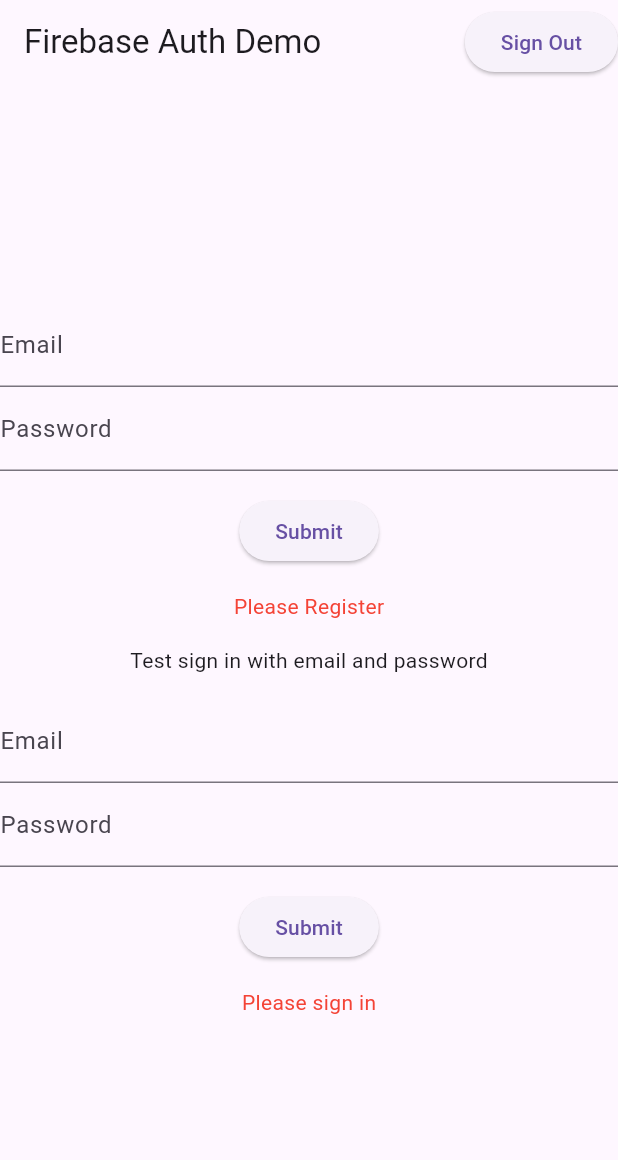
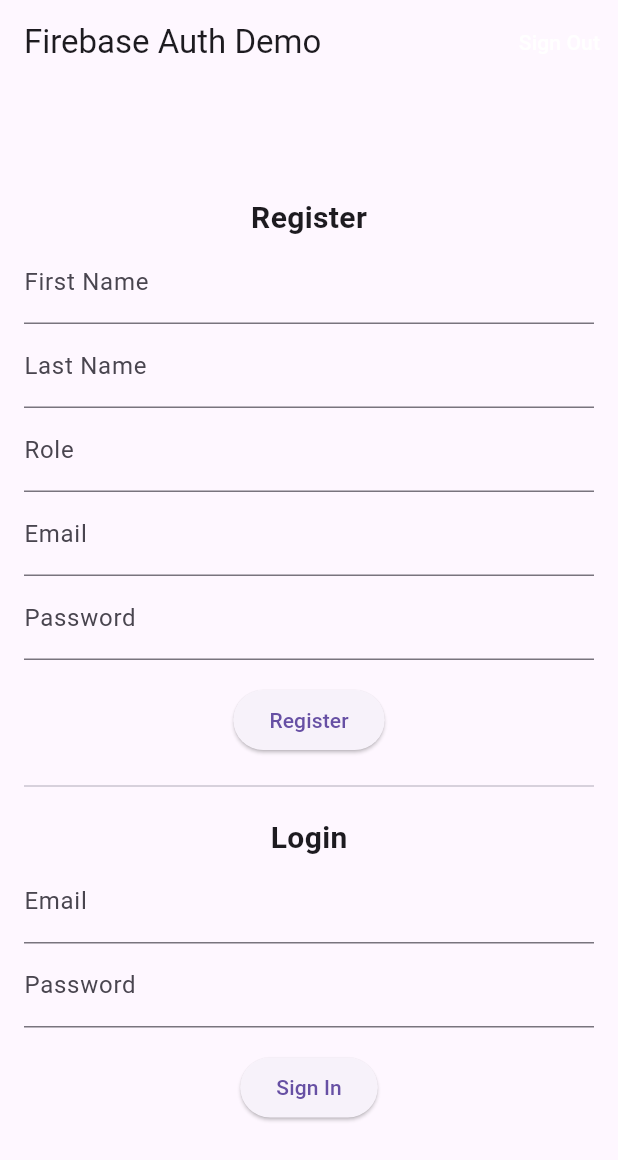
Before and after one commit to divory2/homework-4, a Flutter app: the screen it shows after launch, on a phone screen of 412 x 824 dp. Shown: the top 1160 px of the screen. Run offline on Flutter 3.47's test engine with Material 3 defaults, Android fonts, the phone set to English and light mode, and no system bars; our stand-ins replace cloud_firestore, firebase_auth, firebase_core; accounts and stored records are empty; generated files the repository leaves out were written again.

```diff
--- a/lib/main.dart
+++ b/lib/main.dart
@@ -1,6 +1,6 @@
 import 'package:flutter/material.dart';
+import 'package:firebase_core/firebase_core.dart';
 import 'package:firebase_auth/firebase_auth.dart';
-import 'package:firebase_core/firebase_core.dart';
 import 'package:cloud_firestore/cloud_firestore.dart';
 import 'firebase_options.dart';
 
@@ -17,14 +17,15 @@ class MyApp extends StatelessWidget {
   Widget build(BuildContext context) {
     return MaterialApp(
       title: 'Firebase Auth Demo',
+      theme: ThemeData(primarySwatch: Colors.blue),
       home: MyHomePage(title: 'Firebase Auth Demo'),
     );
   }
 }
 
 class MyHomePage extends StatefulWidget {
-  MyHomePage({Key? key, required this.title}) : super(key: key);
   final String title;
+  const MyHomePage({Key? key, required this.title}) : super(key: key);
 
   @override
   _MyHomePageState createState() => _MyHomePageState();
@@ -32,9 +33,6 @@ class MyHomePage extends StatefulWidget {
 
 class _MyHomePageState extends State<MyHomePage> {
   final FirebaseAuth _auth = FirebaseAuth.instance;
-
-
-
 
   void _signOut() async {
     await _auth.signOut();
@@ -48,20 +46,23 @@ class _MyHomePageState extends State<MyHomePage> {
     return Scaffold(
       appBar: AppBar(
         title: Text(widget.title),
-        actions: <Widget>[
-          ElevatedButton(
+        actions: [
+          TextButton(
             onPressed: _signOut,
-            child: Text('Sign Out'),
+            child: Text('Sign Out', style: TextStyle(color: Colors.white)),
           ),
         ],
       ),
       body: Center(
+        child: SingleChildScrollView(
+          padding: const EdgeInsets.all(16),
           child: Column(
-          mainAxisAlignment: MainAxisAlignment.center,
-          children: <Widget>[
+            children: [
               RegisterEmailSection(auth: _auth),
+              Divider(height: 40),
               EmailPasswordForm(auth: _auth),
             ],
+          ),
         ),
       ),
     );
@@ -69,55 +70,57 @@ class _MyHomePageState extends State<MyHomePage> {
 }
 
 class RegisterEmailSection extends StatefulWidget {
-  RegisterEmailSection({Key? key, required this.auth}) : super(key: key);
   final FirebaseAuth auth;
+  const RegisterEmailSection({Key? key, required this.auth}) : super(key: key);
 
   @override
   _RegisterEmailSectionState createState() => _RegisterEmailSectionState();
 }
 
 class _RegisterEmailSectionState extends State<RegisterEmailSection> {
-  final GlobalKey<FormState> _formKey = GlobalKey<FormState>();
-  final TextEditingController _emailController = TextEditingController();
-  final TextEditingController _passwordController = TextEditingController();
-
+  final _formKey = GlobalKey<FormState>();
+  final _firstName = TextEditingController();
+  final _lastName = TextEditingController();
+  final _role = TextEditingController();
+  final _email = TextEditingController();
+  final _password = TextEditingController();
 
   @override
   void dispose() {
-  _emailController.dispose();
-  _passwordController.dispose();
+    _firstName.dispose();
+    _lastName.dispose();
+    _role.dispose();
+    _email.dispose();
+    _password.dispose();
     super.dispose();
   }
 
-
-  bool _success = false;
-  bool _initialState = true;
-  String? _userEmail;
-
-  void _register() async {
+  Future<void> _register() async {
     try {
       final userCredential = await widget.auth.createUserWithEmailAndPassword(
-      email: _emailController.text,
-      password: _passwordController.text,
+        email: _email.text.trim(),
+        password: _password.text.trim(),
       );
 
-    setState(() {
-      _success = true;
-      _userEmail = userCredential.user?.email;
-      _initialState = false;
+      final user = userCredential.user;
+      if (user != null) {
+        await FirebaseFirestore.instance.collection('users').doc(user.uid).set({
+          'firstName': _firstName.text.trim(),
+          'lastName': _lastName.text.trim(),
+          'role': _role.text.trim(),
+          'email': user.email,
+          'uid': user.uid,
+          'createdAt': FieldValue.serverTimestamp(),
         });
 
         Navigator.pushReplacement(
           context,
-      MaterialPageRoute(builder: (context) => ProfileScreen()),
+          MaterialPageRoute(builder: (_) => ProfileScreen()),
         );
+      }
     } catch (e) {
-    setState(() {
-      _success = false;
-      _initialState = false;
-    });
       ScaffoldMessenger.of(context).showSnackBar(
-      SnackBar(content: Text('Registration failed: ${e.toString()}')),
+        SnackBar(content: Text("Registration Error: ${e.toString()}")),
       );
     }
   }
@@ -127,52 +130,28 @@ void dispose() {
     return Form(
       key: _formKey,
       child: Column(
-        crossAxisAlignment: CrossAxisAlignment.start,
-        children: <Widget>[
+        children: [
+          Text("Register", style: TextStyle(fontSize: 20, fontWeight: FontWeight.bold)),
+          TextFormField(controller: _firstName, decoration: InputDecoration(labelText: "First Name")),
+          TextFormField(controller: _lastName, decoration: InputDecoration(labelText: "Last Name")),
+          TextFormField(controller: _role, decoration: InputDecoration(labelText: "Role")),
           TextFormField(
-            controller: _emailController,
-            decoration: InputDecoration(labelText: 'Email'),
-            validator: (value) {
-              if (value?.isEmpty ?? true) {
-                return 'Please enter some text';
-              }
-              return null;
-            },
+            controller: _email,
+            decoration: InputDecoration(labelText: "Email"),
+            validator: (value) => (value?.isEmpty ?? true) ? "Enter email" : null,
           ),
           TextFormField(
-            controller: _passwordController,
-            decoration: InputDecoration(labelText: 'Password'),
-            validator: (value) {
-              if (value?.isEmpty ?? true) {
-                return 'Please enter some text';
-              }
-              return null;
+            controller: _password,
+            decoration: InputDecoration(labelText: "Password"),
+            obscureText: true,
+            validator: (value) => (value?.isEmpty ?? true) ? "Enter password" : null,
+          ),
+          SizedBox(height: 16),
+          ElevatedButton(
+            onPressed: () {
+              if (_formKey.currentState!.validate()) _register();
             },
-          ),
-          Container(
-            padding: const EdgeInsets.symmetric(vertical: 16.0),
-            alignment: Alignment.center,
-            child: ElevatedButton(
-              onPressed: () {
-                if (_formKey.currentState!.validate()) {
-                  _register();
-                }
-              },
-              child: Text('Submit'),
-            ),
-          ),
-          Container(
-            alignment: Alignment.center,
-            child: Text(
-              _initialState
-                  ? 'Please Register'
-                  : _success
-                      ? 'Successfully registered $_userEmail'
-                      : 'Registration failed',
-              style: TextStyle(
-                color: _success ? Colors.green : Colors.red,
-              ),
-            ),
+            child: Text("Register"),
           ),
         ],
       ),
@@ -181,119 +160,79 @@ void dispose() {
 }
 
 class EmailPasswordForm extends StatefulWidget {
-  EmailPasswordForm({Key? key, required this.auth}) : super(key: key);
   final FirebaseAuth auth;
+  const EmailPasswordForm({Key? key, required this.auth}) : super(key: key);
 
   @override
   _EmailPasswordFormState createState() => _EmailPasswordFormState();
 }
 
 class _EmailPasswordFormState extends State<EmailPasswordForm> {
-  final GlobalKey<FormState> _formKey = GlobalKey<FormState>();
-  final TextEditingController _emailController = TextEditingController();
-  final TextEditingController _passwordController = TextEditingController();
+  final _formKey = GlobalKey<FormState>();
+  final _email = TextEditingController();
+  final _password = TextEditingController();
 
-  bool _success = false;
-  bool _initialState = true;
-  String _userEmail = '';
+  @override
+  void dispose() {
+    _email.dispose();
+    _password.dispose();
+    super.dispose();
+  }
 
-  void _signInWithEmailAndPassword() async {
+  void _signIn() async {
     try {
       final userCredential = await widget.auth.signInWithEmailAndPassword(
-      email: _emailController.text,
-      password: _passwordController.text,
+        email: _email.text.trim(),
+        password: _password.text.trim(),
       );
-    setState(() {
-      _success = true;
-      _userEmail = userCredential.user?.email ?? '';
-      _initialState = false;
-    });
-
       Navigator.pushReplacement(
         context,
-      MaterialPageRoute(builder: (context) => ProfileScreen()),
+        MaterialPageRoute(builder: (_) => ProfileScreen()),
       );
     } catch (e) {
-    setState(() {
-      _success = false;
-      _initialState = false;
-    });
       ScaffoldMessenger.of(context).showSnackBar(
-      SnackBar(content: Text('Sign in failed: ${e.toString()}')),
+        SnackBar(content: Text("Sign-in Error: ${e.toString()}")),
       );
     }
   }
-
 
   @override
   Widget build(BuildContext context) {
     return Form(
       key: _formKey,
       child: Column(
-        crossAxisAlignment: CrossAxisAlignment.start,
-        children: <Widget>[
-          Container(
-            child: Text('Test sign in with email and password'),
-            padding: const EdgeInsets.all(16),
-            alignment: Alignment.center,
+        children: [
+          Text("Login", style: TextStyle(fontSize: 20, fontWeight: FontWeight.bold)),
+          TextFormField(
+            controller: _email,
+            decoration: InputDecoration(labelText: "Email"),
+            validator: (value) => (value?.isEmpty ?? true) ? "Enter email" : null,
           ),
           TextFormField(
-            controller: _emailController,
-            decoration: InputDecoration(labelText: 'Email'),
-            validator: (value) {
-              if (value?.isEmpty ?? true) {
-                return 'Please enter some text';
-              }
-              return null;
+            controller: _password,
+            decoration: InputDecoration(labelText: "Password"),
+            obscureText: true,
+            validator: (value) => (value?.isEmpty ?? true) ? "Enter password" : null,
+          ),
+          SizedBox(height: 16),
+          ElevatedButton(
+            onPressed: () {
+              if (_formKey.currentState!.validate()) _signIn();
             },
-          ),
-          TextFormField(
-            controller: _passwordController,
-            decoration: InputDecoration(labelText: 'Password'),
-            validator: (value) {
-              if (value?.isEmpty ?? true) {
-                return 'Please enter some text';
-              }
-              return null;
-            },
-          ),
-          Container(
-            padding: const EdgeInsets.symmetric(vertical: 16.0),
-            alignment: Alignment.center,
-            child: ElevatedButton(
-              onPressed: () {
-                if (_formKey.currentState!.validate()) {
-                  _signInWithEmailAndPassword();
-                }
-              },
-              child: Text('Submit'),
-            ),
-          ),
-          Container(
-            alignment: Alignment.center,
-            padding: const EdgeInsets.symmetric(horizontal: 16),
-            child: Text(
-              _initialState
-                  ? 'Please sign in'
-                  : _success
-                      ? 'Successfully signed in $_userEmail'
-                      : 'Sign in failed',
-              style: TextStyle(
-                color: _success ? Colors.green : Colors.red,
-              ),
-            ),
+            child: Text("Sign In"),
           ),
         ],
       ),
     );
   }
 }
+
 class ProfileScreen extends StatelessWidget {
   final FirebaseAuth _auth = FirebaseAuth.instance;
 
   @override
   Widget build(BuildContext context) {
-    final User? user = _auth.currentUser;
+    final user = _auth.currentUser;
 
     return Scaffold(
       appBar: AppBar(
@@ -305,7 +244,7 @@ class ProfileScreen extends StatelessWidget {
               await _auth.signOut();
               Navigator.pushReplacement(
                 context,
-                MaterialPageRoute(builder: (context) => MyHomePage(title: 'Firebase Auth Demo')),
+                MaterialPageRoute(builder: (_) => MyHomePage(title: 'Firebase Auth Demo')),
               );
             },
           ),
@@ -313,13 +252,13 @@ class ProfileScreen extends StatelessWidget {
       ),
       body: Center(
         child: Padding(
-          padding: const EdgeInsets.all(16.0),
+          padding: const EdgeInsets.all(24.0),
           child: Column(
             mainAxisAlignment: MainAxisAlignment.center,
             children: [
-              Text("Welcome!", style: TextStyle(fontSize: 20)),
+              Text("Welcome!", style: TextStyle(fontSize: 24, fontWeight: FontWeight.bold)),
               SizedBox(height: 10),
-              Text("Email: ${user?.email ?? 'Not logged in'}", style: TextStyle(fontSize: 16)),
+              Text("Email: ${user?.email}", style: TextStyle(fontSize: 16)),
               SizedBox(height: 30),
               ElevatedButton(
                 onPressed: () => _showChangePasswordDialog(context),
@@ -333,14 +272,14 @@ class ProfileScreen extends StatelessWidget {
   }
 
   void _showChangePasswordDialog(BuildContext context) {
-    final TextEditingController _newPasswordController = TextEditingController();
+    final TextEditingController _newPassword = TextEditingController();
 
     showDialog(
       context: context,
       builder: (_) => AlertDialog(
         title: Text("Change Password"),
         content: TextField(
-          controller: _newPasswordController,
+          controller: _newPassword,
           obscureText: true,
           decoration: InputDecoration(labelText: "New Password"),
         ),
@@ -353,12 +292,16 @@ class ProfileScreen extends StatelessWidget {
             child: Text("Update"),
             onPressed: () async {
               try {
-                await _auth.currentUser?.updatePassword(_newPasswordController.text);
+                await _auth.currentUser?.updatePassword(_newPassword.text.trim());
                 Navigator.pop(context);
-                ScaffoldMessenger.of(context).showSnackBar(SnackBar(content: Text("Password updated successfully")));
+                ScaffoldMessenger.of(context).showSnackBar(
+                  SnackBar(content: Text("Password updated successfully")),
+                );
               } catch (e) {
                 Navigator.pop(context);
-                ScaffoldMessenger.of(context).showSnackBar(SnackBar(content: Text("Failed to update password")));
+                ScaffoldMessenger.of(context).showSnackBar(
+                  SnackBar(content: Text("Failed to update password")),
+                );
               }
             },
           ),
```
Also changed, not shown: lib/splashscreen.dart (added, +18 -0 lines). Lines whose indentation alone changed are shown as unchanged.
